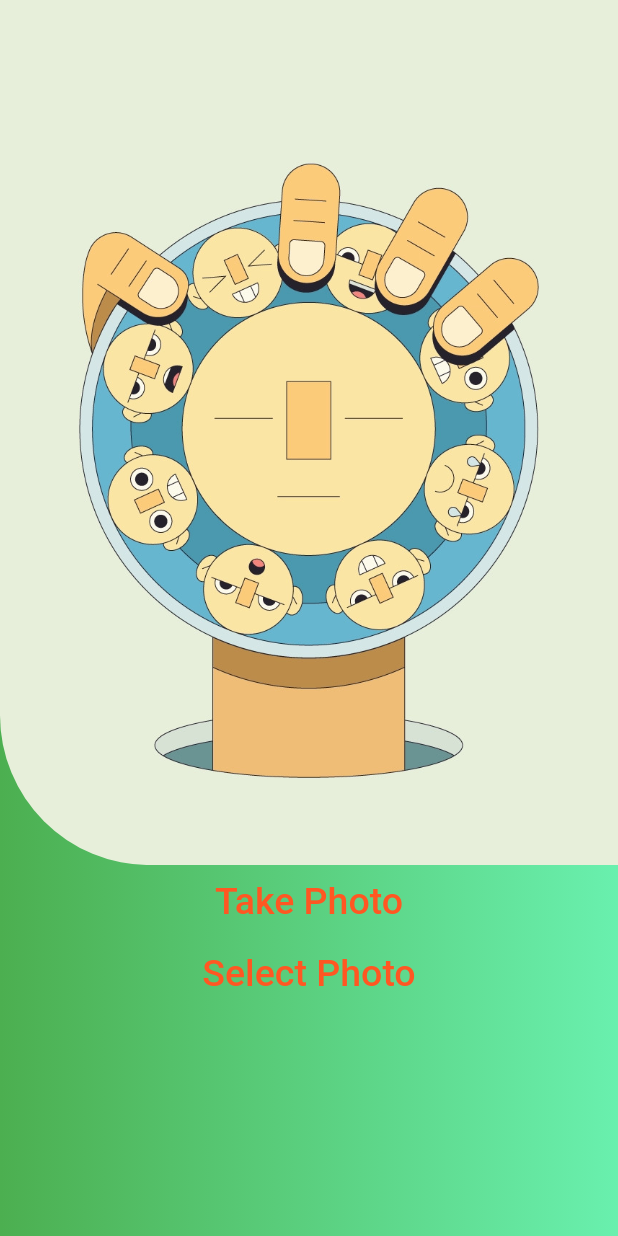
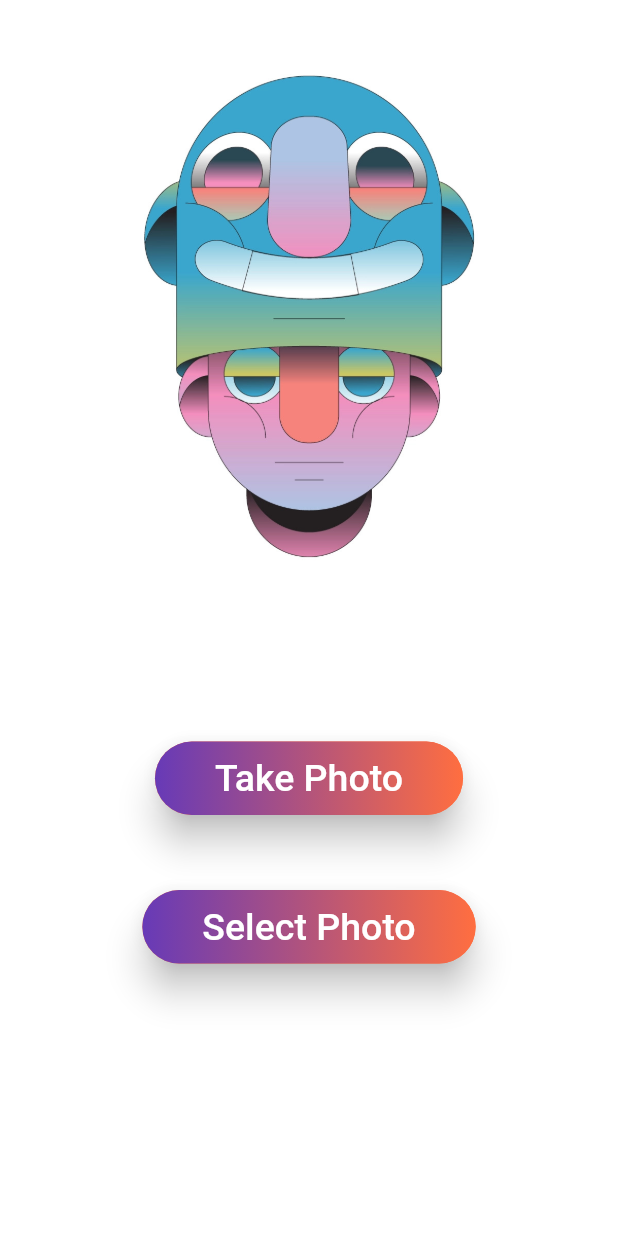
Before and after one commit to abhijeetkr0202/emotion-detector, a Flutter app: the screen it shows after launch, on a phone screen of 412 x 824 dp. Run offline on Flutter 3.47's test engine with Material 2 defaults, Android fonts, the phone set to English and light mode, and no system bars; our stand-ins replace image_picker; missing offline and left inert: tflite.

Commit message:
Base Model

```diff
--- a/lib/homeScreen.dart
+++ b/lib/homeScreen.dart
@@ -15,40 +15,73 @@ class _HomeScreenState extends State<HomeScreen> {
   Widget build(BuildContext context) {
     return SafeArea(
       child: Scaffold(
-        backgroundColor: Colors.black26,
+        backgroundColor: Colors.white,
         body: Container(
-          decoration: BoxDecoration(
-            gradient: LinearGradient(
-              colors:[
-                Colors.green,
-                Colors.greenAccent
-              ]
-            )
-          ),
           child: Column(
+            // mainAxisAlignment: MainAxisAlignment.center,
             children: <Widget>[
               Container(
-                height: MediaQuery.of(context).size.height*0.7,
+                height: MediaQuery.of(context).size.height*0.5,
                 decoration: BoxDecoration(
                   image: DecorationImage(
-                    image: AssetImage('assets/images/home.jpg'),
+                    image: AssetImage('assets/images/Home2.jpg'),
                         fit: BoxFit.cover,
                     // colorFilter: ColorFilter.mode(Colors.black45, BlendMode.darken)
                   ),
                   borderRadius: BorderRadius.only(bottomLeft: Radius.circular(100.0)),
                 ),
               ),
-              MaterialButton(
-                child: Text("Take Photo",style: TextStyle(color: Colors.deepOrange,fontSize: 25.0),),
-                shape: RoundedRectangleBorder(borderRadius: BorderRadius.circular(10)),
-                color: Colors.greenAccent,
-
+              SizedBox(
+                height: MediaQuery.of(context).size.height*0.1,
               ),
               MaterialButton(
-                child: Text("Select Photo",style: TextStyle(color: Colors.deepOrange,fontSize: 25.0),),
-                shape: RoundedRectangleBorder(borderRadius: BorderRadius.circular(10)),
-                color: Colors.greenAccent,
-              )
+                onPressed: (){},
+                  elevation: 10.0,
+                  focusColor: Colors.amber,
+                color: Colors.deepOrangeAccent,
+                child: Container(child: Text("Take Photo",style: TextStyle(color: Colors.white,fontSize: 25.0),
+                ),
+                  padding: EdgeInsets.only(left: 40.0,right: 40.0,top: 10.0,bottom: 10.0),
+                  decoration: BoxDecoration(
+                    borderRadius: BorderRadius.all(Radius.circular(25.0)),
+                    gradient: LinearGradient(
+                      colors: [
+                        Colors.deepPurple,
+                        Colors.deepOrangeAccent
+                      ]
+                    )
+                  ),
+               ),
+                shape: RoundedRectangleBorder(borderRadius: BorderRadius.circular(30)),
+                padding: EdgeInsets.all(0.0)
+              ),
+              SizedBox(
+                height:50,
+              ),
+              MaterialButton(
+                  onPressed: (){},
+                  elevation: 10.0,
+                  focusColor: Colors.amber,
+                  color: Colors.deepOrangeAccent,
+                  child: Container(child: Text("Select Photo",style: TextStyle(color: Colors.white,fontSize: 25.0),
+                  ),
+                    padding: EdgeInsets.only(left: 40.0,right: 40.0,top: 10.0,bottom: 10.0),
+                    decoration: BoxDecoration(
+                        borderRadius: BorderRadius.all(Radius.circular(25.0)),
+                        gradient: LinearGradient(
+                            colors: [
+                              Colors.deepPurple,
+                              Colors.deepOrangeAccent
+                            ]
+                        )
+                    ),
+                  ),
+                  shape: RoundedRectangleBorder(borderRadius: BorderRadius.circular(30)),
+                  padding: EdgeInsets.all(0.0)
+              ),
+              SizedBox(
+                height: MediaQuery.of(context).size.height*0.1,
+              ),
             ],
           ),
         ),
--- /dev/null
+++ b/lib/resultScreen.dart
@@ -0,0 +1,14 @@
+import 'package:flutter/material.dart';
+class Result extends StatefulWidget {
+  // const Result({Key? key}) : super(key: key);
+
+  @override
+  _ResultState createState() => _ResultState();
+}
+
+class _ResultState extends State<Result> {
+  @override
+  Widget build(BuildContext context) {
+    return Container();
+  }
+}
--- a/pubspec.yaml
+++ b/pubspec.yaml
@@ -47,6 +47,7 @@ flutter:
    - assets/model_unquant.tflite
    - assets/images/home.jpg
    - assets/images/Home2.jpg
+   - assets/images/test.jpg
 
   # An image asset can refer to one or more resolution-specific "variants", see
   # https://flutter.dev/assets-and-images/#resolution-aware.
```
